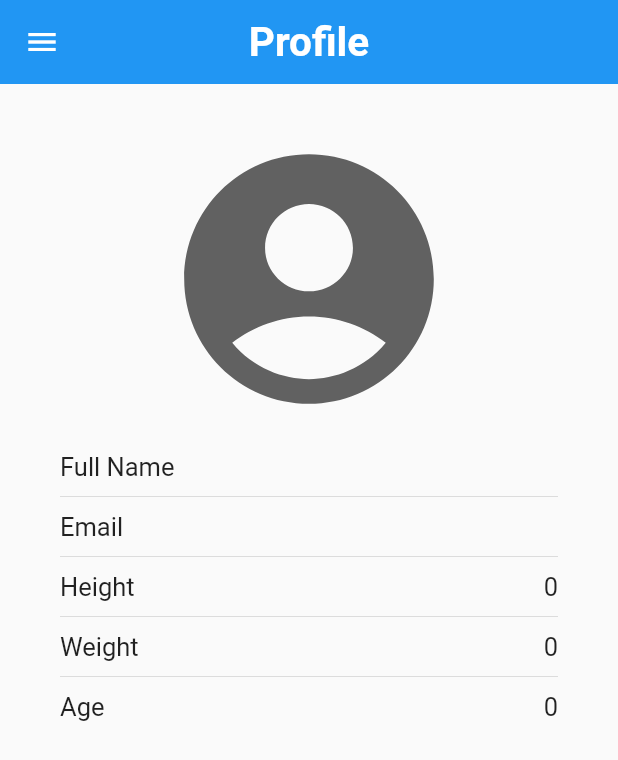
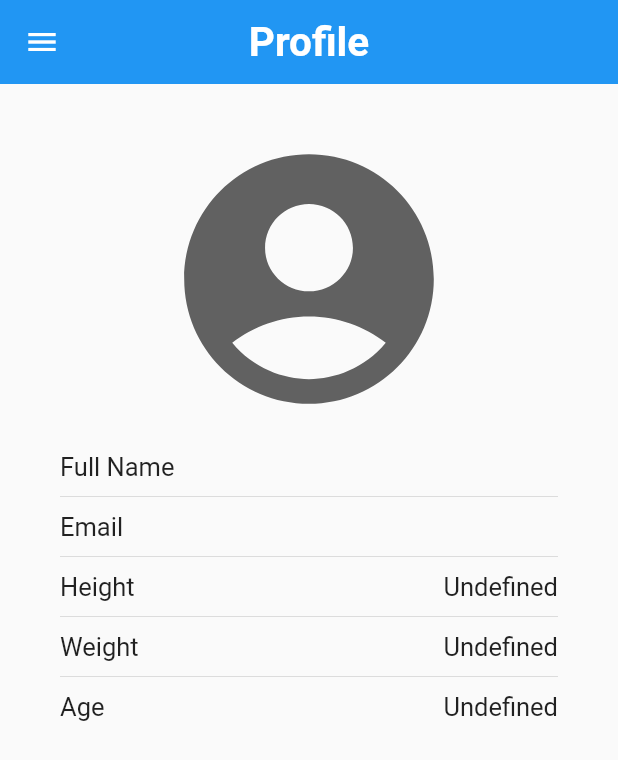
Before and after one commit to Zrn-code/Disease-Prediction-App, a Flutter app: the ProfilePage screen opened directly with empty values, on a phone screen of 412 x 824 dp. Shown: the top 760 px of the screen. Run offline on Flutter 3.47's test engine with Material 2 defaults, Android fonts, the phone set to English and light mode, and no system bars; our stand-ins replace cloud_firestore, firebase_auth, firebase_core, shared_preferences; accounts and stored records are empty.

Commit message:
add the exception for undefined data

```diff
--- a/lib/pages/profile_page.dart
+++ b/lib/pages/profile_page.dart
@@ -181,6 +181,12 @@ class _ProfilePageState extends State<ProfilePage> {
                   "Height",
                   style: TextStyle(fontSize: 17),
                 ),
+                if (widget.height == 0)
+                  Text(
+                    "Undefined",
+                    style: const TextStyle(fontSize: 17),
+                  )
+                else
                   Text(
                     widget.height.toString(),
                     style: const TextStyle(fontSize: 17),
@@ -197,6 +203,12 @@ class _ProfilePageState extends State<ProfilePage> {
                   "Weight",
                   style: TextStyle(fontSize: 17),
                 ),
+                if (widget.weight == 0)
+                  Text(
+                    "Undefined",
+                    style: const TextStyle(fontSize: 17),
+                  )
+                else
                   Text(
                     widget.weight.toString(),
                     style: const TextStyle(fontSize: 17),
@@ -213,6 +225,12 @@ class _ProfilePageState extends State<ProfilePage> {
                   "Age",
                   style: TextStyle(fontSize: 17),
                 ),
+                if (widget.age == 0)
+                  Text(
+                    "Undefined",
+                    style: const TextStyle(fontSize: 17),
+                  )
+                else
                   Text(
                     widget.age.toString(),
                     style: const TextStyle(fontSize: 17),
```
Also changed, not shown: lib/services/database_service.dart (+30 -3 lines). Lines whose indentation alone changed are shown as unchanged.
